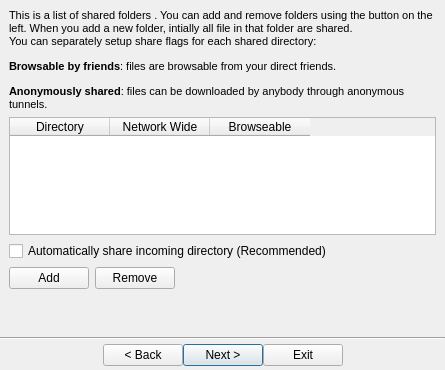
Before: the Qt Designer form retroshare-gui/src/gui/QuickStartWizard.ui in RetroShare/RetroShare, drawn with Qt 5.
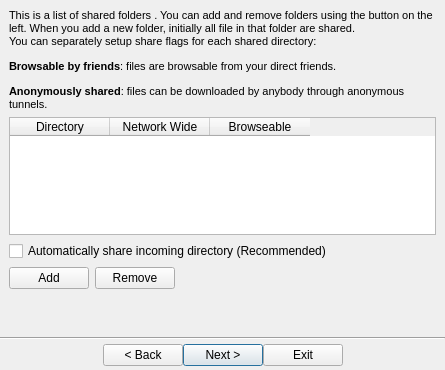
After: the same form once the commit is applied. The open tabs and pages were chosen to show the change. Icons and pictures are not drawn. Custom widgets are drawn as their Qt base class.

Diff of the .ui file:
```diff
--- a/retroshare-gui/src/gui/QuickStartWizard.ui
+++ b/retroshare-gui/src/gui/QuickStartWizard.ui
@@ -489,7 +489,7 @@
 &lt;html&gt;&lt;head&gt;&lt;meta name=&quot;qrichtext&quot; content=&quot;1&quot; /&gt;&lt;style type=&quot;text/css&quot;&gt;
 p, li { white-space: pre-wrap; }
 &lt;/style&gt;&lt;/head&gt;&lt;body style=&quot; font-family:'MS Shell Dlg 2'; font-size:8.25pt; font-weight:400; font-style:normal;&quot;&gt;
-&lt;p style=&quot; margin-top:0px; margin-bottom:0px; margin-left:0px; margin-right:0px; -qt-block-indent:0; text-indent:0px;&quot;&gt;&lt;span style=&quot; font-size:8pt;&quot;&gt;This is a list of shared folders . You can add and remove folders using the button on the left. When you add a new folder, intially all file in that folder are shared.&lt;/span&gt;&lt;/p&gt;
+&lt;p style=&quot; margin-top:0px; margin-bottom:0px; margin-left:0px; margin-right:0px; -qt-block-indent:0; text-indent:0px;&quot;&gt;&lt;span style=&quot; font-size:8pt;&quot;&gt;This is a list of shared folders . You can add and remove folders using the button on the left. When you add a new folder, initially all file in that folder are shared.&lt;/span&gt;&lt;/p&gt;
 &lt;p style=&quot; margin-top:0px; margin-bottom:0px; margin-left:0px; margin-right:0px; -qt-block-indent:0; text-indent:0px;&quot;&gt;&lt;span style=&quot; font-family:'Sans'; font-size:8pt;&quot;&gt;You can separately setup share flags for each shared directory:&lt;/span&gt;&lt;span style=&quot; font-size:8pt;&quot;&gt; &lt;/span&gt;&lt;/p&gt;
 &lt;p style=&quot; margin-top:12px; margin-bottom:12px; margin-left:0px; margin-right:0px; -qt-block-indent:0; text-indent:0px;&quot;&gt;&lt;span style=&quot; font-family:'Sans'; font-size:8pt; font-weight:600;&quot;&gt;Browsable by friends&lt;/span&gt;&lt;span style=&quot; font-family:'Sans'; font-size:8pt;&quot;&gt;: files are browsable from your direct friends.&lt;/span&gt;&lt;/p&gt;
 &lt;p style=&quot; margin-top:12px; margin-bottom:12px; margin-left:0px; margin-right:0px; -qt-block-indent:0; text-indent:0px;&quot;&gt;&lt;span style=&quot; font-family:'Sans'; font-size:8pt; font-weight:600;&quot;&gt;Anonymously shared&lt;/span&gt;&lt;span style=&quot; font-family:'Sans'; font-size:8pt;&quot;&gt;: files can be downloaded by anybody through anonymous tunnels.&lt;/span&gt;&lt;/p&gt;&lt;/body&gt;&lt;/html&gt;</string>
```
